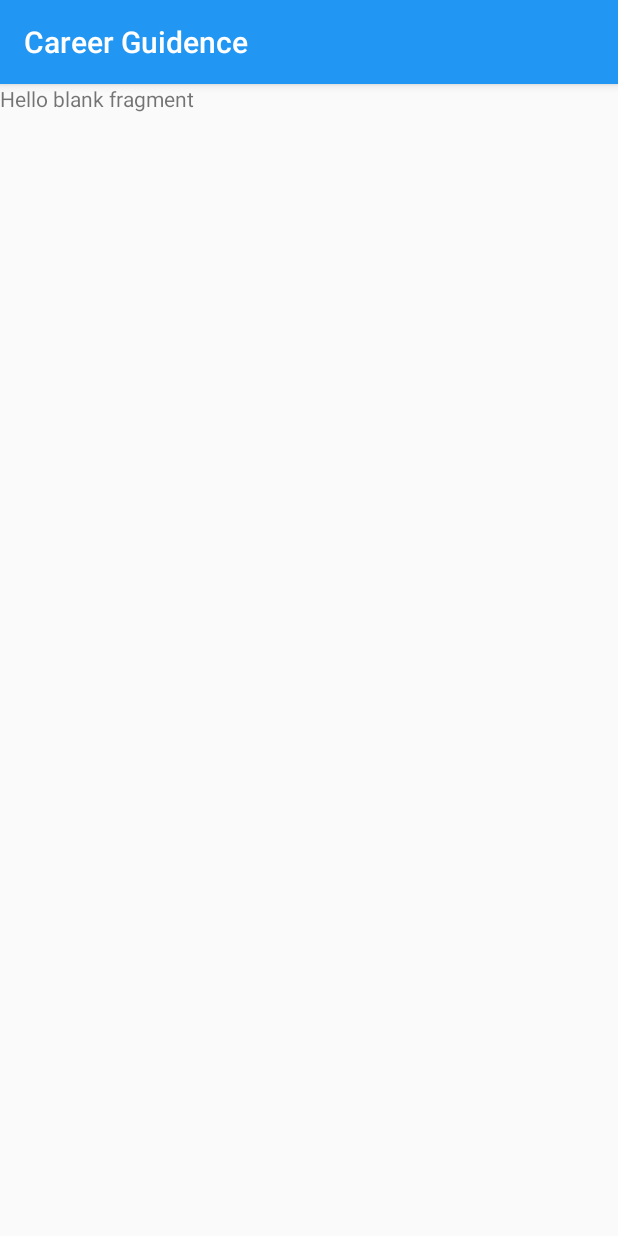
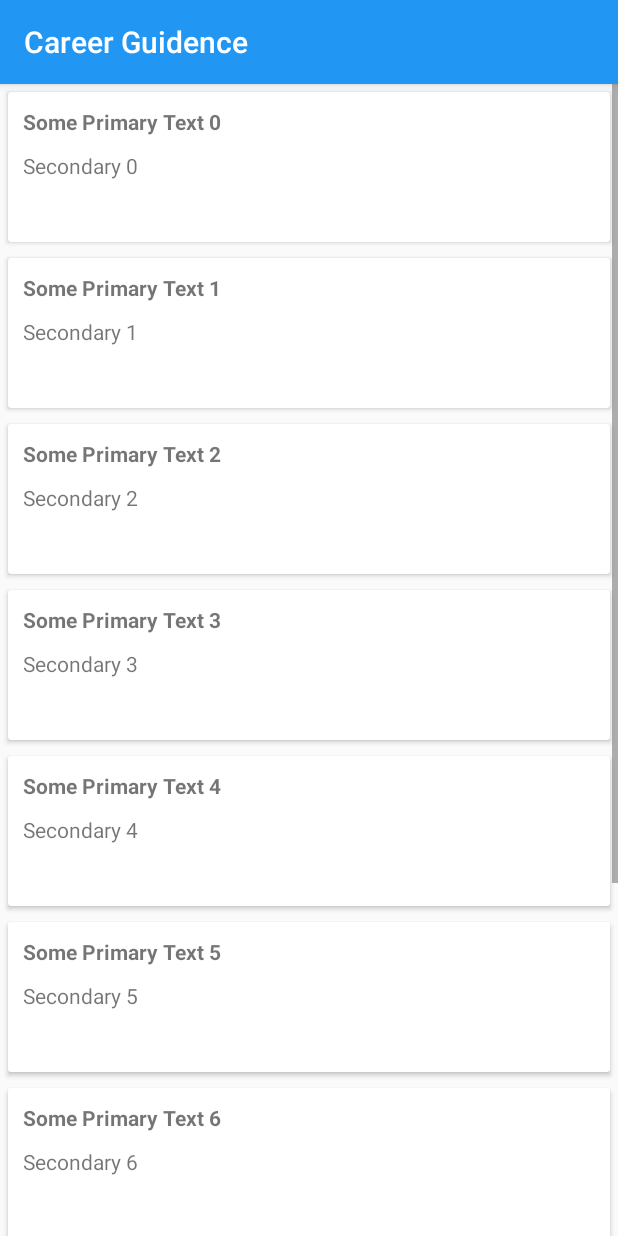
Before and after one commit to SurejaHit/Career_guidance_app, an Android app: the fragment FutureFragment shown on its own in the app's theme, on a phone screen of 412 x 824 dp. Run offline under Robolectric (Android 15) with nearby library versions, the phone set to English and light mode, and no system bars.

Commit message:
List view added dor future trends

```diff
--- /dev/null
+++ b/app/src/main/java/com/example/surejahit/career_guidance_app/DataObject.java
@@ -0,0 +1,31 @@
+package com.example.surejahit.career_guidance_app;
+
+/**
+ * Created by Mit Patel on 11-Mar-18.
+ */
+public class DataObject {
+    private String mText1;
+    private String mText2;
+
+    DataObject(String text1, String text2) {
+        mText1 = text1;
+        mText2 = text2;
+    }
+
+    public String getmText1() {
+        return mText1;
+    }
+
+    public void setmText1(String mText1) {
+        this.mText1 = mText1;
+    }
+
+    public String getmText2() {
+        return mText2;
+    }
+
+    public void setmText2(String mText2) {
+        this.mText2 = mText2;
+    }
+
+}
--- a/app/src/main/java/com/example/surejahit/career_guidance_app/FutureFragment.java
+++ b/app/src/main/java/com/example/surejahit/career_guidance_app/FutureFragment.java
@@ -7,12 +7,26 @@ import android.view.LayoutInflater;
 import android.view.View;
 import android.view.ViewGroup;
 
+import android.os.Bundle;
+import android.support.v7.app.AppCompatActivity;
+import android.support.v7.widget.LinearLayoutManager;
+import android.support.v7.widget.RecyclerView;
+import android.util.Log;
+import android.view.View;
+
+import java.util.ArrayList;
+
 
 /**
  * A simple {@link Fragment} subclass.
  */
 public class FutureFragment extends Fragment {
 
+
+    private RecyclerView mRecyclerView;
+    private RecyclerView.Adapter mAdapter;
+    private RecyclerView.LayoutManager mLayoutManager;
+    private static String LOG_TAG = "CardViewActivity";
 
     public FutureFragment() {
         // Required empty public constructor
@@ -23,6 +37,36 @@ public class FutureFragment extends Fragment {
     public View onCreateView(LayoutInflater inflater, ViewGroup container,
                              Bundle savedInstanceState) {
         // Inflate the layout for this fragment
-        return inflater.inflate(R.layout.fragment_future, container, false);
+        View v = inflater.inflate(R.layout.fragment_future, container, false);
+        mRecyclerView = (RecyclerView) v.findViewById(R.id.my_recycler_view);
+        mRecyclerView.setHasFixedSize(true);
+        mLayoutManager = new LinearLayoutManager(getActivity());
+        mRecyclerView.setLayoutManager(mLayoutManager);
+        mAdapter = new MyRecyclerViewAdapter(getDataSet());
+        mRecyclerView.setAdapter(mAdapter);
+
+        return v;
     }
+    @Override
+    public void onResume(){
+        super.onResume();
+        ((MyRecyclerViewAdapter) mAdapter).setOnItemClickListener(new MyRecyclerViewAdapter
+                .MyClickListener() {
+            @Override
+            public void onItemClick(int position, View v) {
+                Log.i(LOG_TAG, " Clicked on Item " + position);
+            }
+        });
+    }
+
+    public ArrayList<DataObject> getDataSet(){
+        ArrayList results = new ArrayList<DataObject>();
+        for (int index = 0; index < 10; index++) {
+            DataObject obj = new DataObject("Some Primary Text " + index,
+                    "Secondary " + index);
+            results.add(index, obj);
+        }
+        return results;
+    }
+
 }
--- /dev/null
+++ b/app/src/main/java/com/example/surejahit/career_guidance_app/MyRecyclerViewAdapter.java
@@ -0,0 +1,84 @@
+package com.example.surejahit.career_guidance_app;
+
+/**
+ * Created by Mit Patel on 11-Mar-18.
+ */
+import android.support.v7.widget.RecyclerView;
+import android.support.v7.widget.RecyclerView;
+import android.util.Log;
+import android.view.LayoutInflater;
+import android.view.View;
+import android.view.ViewGroup;
+import android.widget.TextView;
+import java.util.ArrayList;
+
+public class MyRecyclerViewAdapter extends RecyclerView
+        .Adapter<MyRecyclerViewAdapter
+        .ddDataObjectHolder> {
+    private static String LOG_TAG = "MyRecyclerViewAdapter";
+    private ArrayList<DataObject> mDataset;
+    private static MyClickListener myClickListener;
+
+    public static class ddDataObjectHolder extends RecyclerView.ViewHolder
+            implements View
+            .OnClickListener {
+        TextView label;
+        TextView dateTime;
+
+        public ddDataObjectHolder(View itemView) {
+            super(itemView);
+            label = (TextView) itemView.findViewById(R.id.textView);
+            dateTime = (TextView) itemView.findViewById(R.id.textView2);
+            Log.i(LOG_TAG, "Adding Listener");
+            itemView.setOnClickListener(this);
+        }
+
+        @Override
+        public void onClick(View v) {
+            myClickListener.onItemClick(getAdapterPosition(), v);
+        }
+    }
+
+    public void setOnItemClickListener(MyClickListener myClickListener) {
+        this.myClickListener = myClickListener;
+    }
+
+    public MyRecyclerViewAdapter(ArrayList<DataObject> myDataset) {
+        mDataset = myDataset;
+    }
+
+    @Override
+    public ddDataObjectHolder onCreateViewHolder(ViewGroup parent,
+                                               int viewType) {
+        View view = LayoutInflater.from(parent.getContext())
+                .inflate(R.layout.card_view_row, parent, false);
+
+        ddDataObjectHolder dataObjectHolder = new ddDataObjectHolder(view);
+        return dataObjectHolder;
+    }
+
+    @Override
+    public void onBindViewHolder(ddDataObjectHolder holder, int position) {
+        holder.label.setText(mDataset.get(position).getmText1());
+        holder.dateTime.setText(mDataset.get(position).getmText2());
+    }
+
+    public void addItem(DataObject dataObj, int index) {
+        mDataset.add(index, dataObj);
+        notifyItemInserted(index);
+    }
+
+    public void deleteItem(int index) {
+        mDataset.remove(index);
+        notifyItemRemoved(index);
+    }
+
+    @Override
+    public int getItemCount() {
+        return mDataset.size();
+    }
+
+    public interface MyClickListener {
+        public void onItemClick(int position, View v);
+    }
+}
--- a/app/src/main/res/layout/fragment_future.xml
+++ b/app/src/main/res/layout/fragment_future.xml
@@ -1,13 +1,12 @@
-<FrameLayout xmlns:android="http://schemas.android.com/apk/res/android"
-    xmlns:tools="http://schemas.android.com/tools"
-    android:layout_width="match_parent"
-    android:layout_height="match_parent"
-    tools:context="com.example.surejahit.career_guidance_app.FutureFragment">
-
-    <!-- TODO: Update blank fragment layout -->
-    <TextView
+<RelativeLayout xmlns:android="http://schemas.android.com/apk/res/android"
+        xmlns:tools="http://schemas.android.com/tools"
         android:layout_width="match_parent"
         android:layout_height="match_parent"
-        android:text="@string/hello_blank_fragment" />
+        tools:context="com.example.surejahit.career_guidance_app.FutureFragment">
 
-</FrameLayout>
+        <android.support.v7.widget.RecyclerView
+            android:id="@+id/my_recycler_view"
+            android:layout_width="match_parent"
+            android:layout_height="match_parent"
+            android:scrollbars="vertical"/>
+</RelativeLayout>
```
